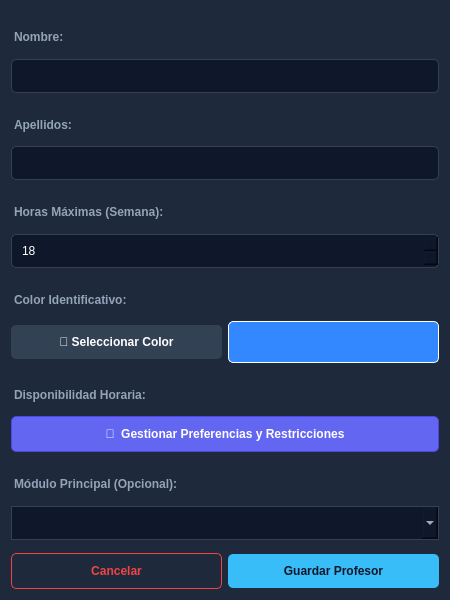
moramirete/generadorHorarios, file ui/dialogs/form_profesor.ui: the form before one commit.
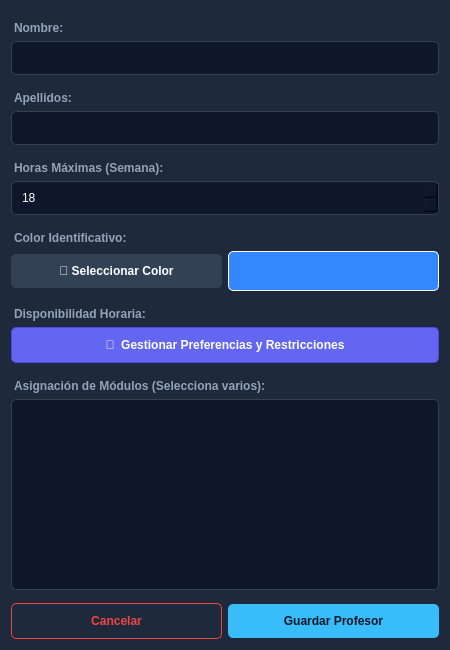
The form after the commit.

```diff
--- a/ui/dialogs/form_profesor.ui
+++ b/ui/dialogs/form_profesor.ui
@@ -2,9 +2,9 @@
 <ui version="4.0">
  <class>FormProfesor</class>
  <widget class="QDialog" name="FormProfesor">
-  <property name="geometry"><rect><x>0</x><y>0</y><width>450</width><height>600</height></rect></property>
+  <property name="geometry"><rect><x>0</x><y>0</y><width>450</width><height>650</height></rect></property>
   <property name="windowTitle"><string>Datos del Profesor</string></property>
-  <property name="styleSheet"><string>QDialog { background-color: #1e293b; color: white; } QLabel { color: #94a3b8; font-weight: bold; margin-top: 10px; } QLineEdit, QSpinBox { background-color: #0f172a; border: 1px solid #334155; border-radius: 5px; padding: 8px; color: white; } QLineEdit:focus { border: 1px solid #38bdf8; } QPushButton { padding: 10px; border-radius: 5px; font-weight: bold; }</string></property>
+  <property name="styleSheet"><string>QDialog { background-color: #1e293b; color: white; } QLabel { color: #94a3b8; font-weight: bold; margin-top: 10px; } QLineEdit, QSpinBox { background-color: #0f172a; border: 1px solid #334155; border-radius: 5px; padding: 8px; color: white; } QLineEdit:focus { border: 1px solid #38bdf8; } QPushButton { padding: 10px; border-radius: 5px; font-weight: bold; } QListWidget { background-color: #0f172a; border: 1px solid #334155; border-radius: 5px; color: white; padding: 5px; } QListWidget::item:selected { background-color: #334155; }</string></property>
   <layout class="QVBoxLayout" name="verticalLayout">
    <item><widget class="QLabel" name="lbl1"><property name="text"><string>Nombre:</string></property></widget></item>
    <item><widget class="QLineEdit" name="inputNombre"/></item>
@@ -32,8 +32,14 @@
     </widget>
    </item>
 
-   <item><widget class="QLabel" name="lbl5"><property name="text"><string>Módulo Principal (Opcional):</string></property></widget></item>
-   <item><widget class="QComboBox" name="comboModulos"><property name="styleSheet"><string>background-color: #0f172a; color: white; padding: 8px; border: 1px solid #334155;</string></property></widget></item>
+   <!-- NUEVO: LISTA MULTISELECCIÓN -->
+   <item><widget class="QLabel" name="lbl5"><property name="text"><string>Asignación de Módulos (Selecciona varios):</string></property></widget></item>
+   <item>
+    <widget class="QListWidget" name="listModulos">
+     <property name="selectionMode"><enum>QAbstractItemView::NoSelection</enum></property> 
+     <!-- Usamos NoSelection porque la selección se hace via CheckBox -->
+    </widget>
+   </item>
 
    <item><spacer name="verticalSpacer"><property name="orientation"><enum>Qt::Vertical</enum></property></spacer></item>
    
```
